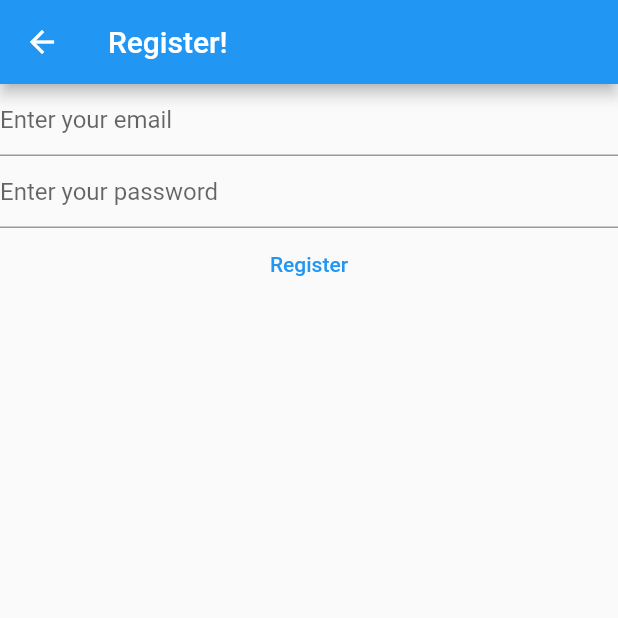
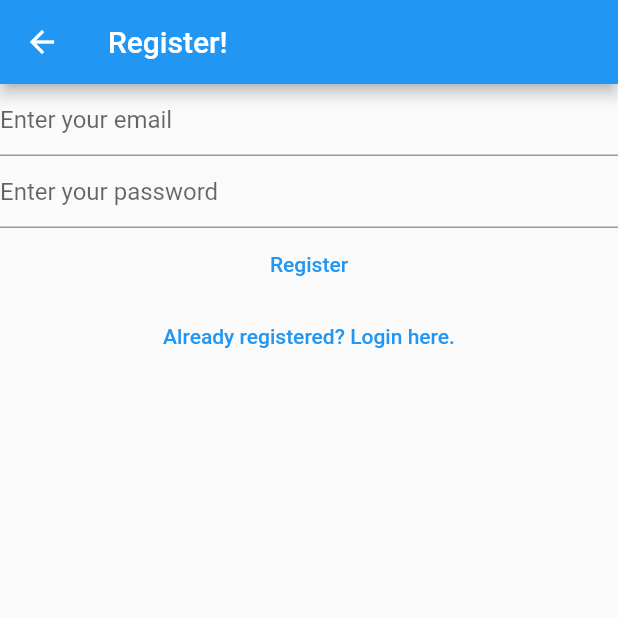
Before and after one commit to smackdh/mynotes, a Flutter app: the RegisterView screen opened by its route, on a phone screen of 412 x 824 dp, the top half of it. Run offline on Flutter 3.47's test engine with Material 2 defaults, Android fonts, the phone set to English and light mode, and no system bars; our stand-ins replace firebase_auth, firebase_core; accounts and stored records are empty; generated files the repository leaves out were written again.

Commit message:
add route btn to register_view

```diff
--- a/lib/views/register_view.dart
+++ b/lib/views/register_view.dart
@@ -64,6 +64,9 @@ class _RegisterViewState extends State<RegisterView> {
             },
             child: const Text('Register'),
           ),
+          TextButton(
+              onPressed: () {},
+              child: const Text('Already registered? Login here.'))
         ],
       ),
     );
```
